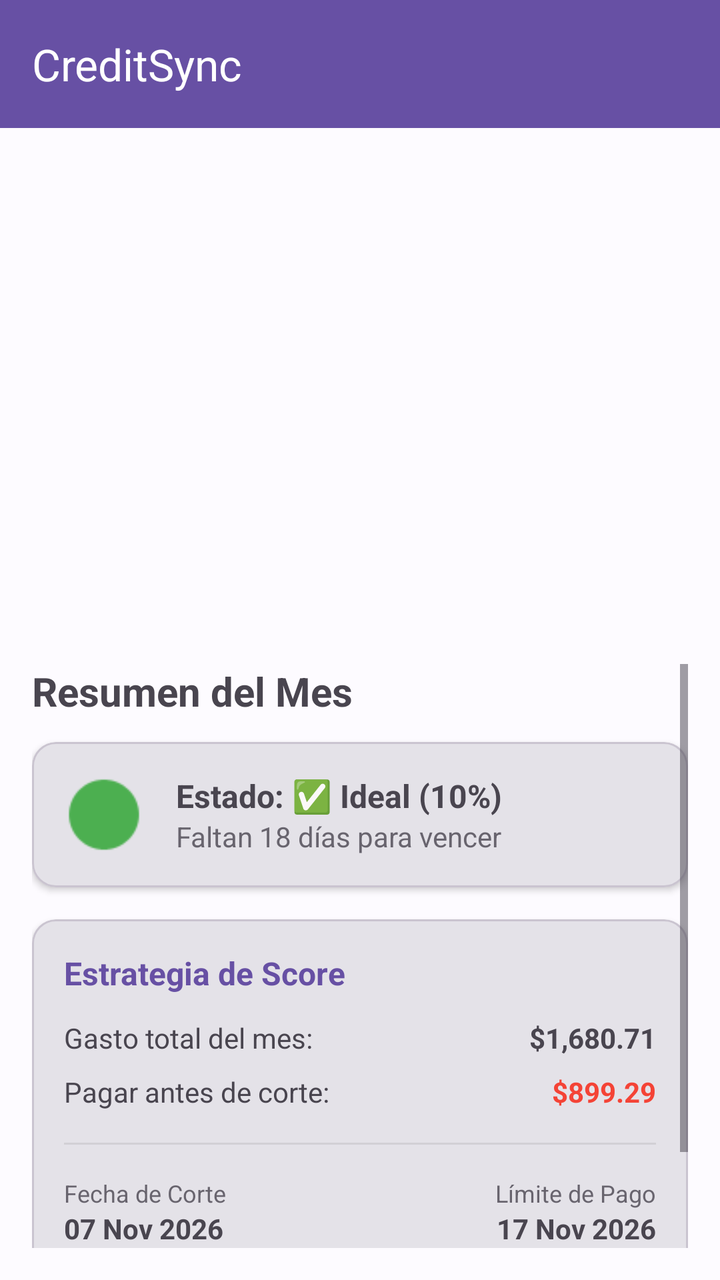
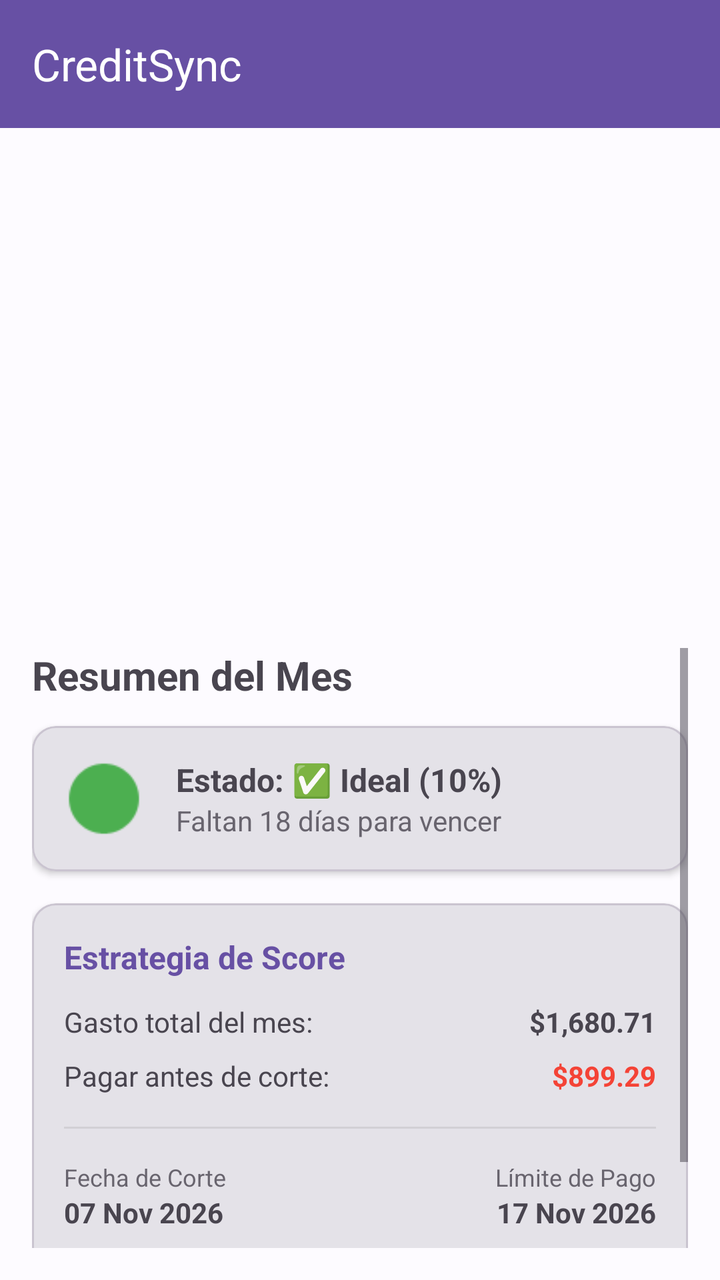

An Android layout rendered at two revisions. The XML below is the earlier revision; the diff shows what the commit changed to produce the second picture.
<!-- AndroidManifest.xml: application theme Theme.CreditSync -->
<!-- res/layout/activity_main.xml -->
<?xml version="1.0" encoding="utf-8"?>
<androidx.drawerlayout.widget.DrawerLayout
    xmlns:android="http://schemas.android.com/apk/res/android"
    xmlns:app="http://schemas.android.com/apk/res-auto"
    xmlns:tools="http://schemas.android.com/tools"
    android:id="@+id/drawer_layout"
    android:layout_width="match_parent"
    android:layout_height="match_parent"
    tools:context=".MainActivity">

    
    <LinearLayout
        android:layout_width="match_parent"
        android:layout_height="match_parent"
        android:orientation="vertical">

        
        <com.google.android.material.appbar.MaterialToolbar
            android:id="@+id/topAppBar"
            android:layout_width="match_parent"
            android:layout_height="?attr/actionBarSize"
            android:background="?attr/colorPrimary"
            app:titleTextColor="?attr/colorOnPrimary"
            app:title="CreditSync" />

        
        <androidx.viewpager2.widget.ViewPager2
            android:id="@+id/vpTarjetas"
            android:layout_width="match_parent"
            android:layout_height="220dp"
            android:layout_marginTop="16dp"
            android:layout_marginBottom="16dp"
            android:clipToPadding="false"
            android:clipChildren="false"
            android:paddingStart="40dp"
            android:paddingEnd="40dp" />

        
        <ScrollView
            android:layout_width="match_parent"
            android:layout_height="0dp"
            android:layout_weight="1"
            android:padding="16dp">

            <LinearLayout
                android:layout_width="match_parent"
                android:layout_height="wrap_content"
                android:orientation="vertical">

                <TextView
                    android:id="@+id/tvResumenTitulo"
                    android:layout_width="wrap_content"
                    android:layout_height="wrap_content"
                    android:text="Resumen del Mes"
                    android:textSize="20sp"
                    android:textStyle="bold"
                    android:layout_marginBottom="12dp" />

                
                <com.google.android.material.card.MaterialCardView
                    android:layout_width="match_parent"
                    android:layout_height="wrap_content"
                    android:layout_marginBottom="16dp"
                    app:cardElevation="2dp"
                    app:cardCornerRadius="12dp">

                    <LinearLayout
                        android:layout_width="match_parent"
                        android:layout_height="wrap_content"
                        android:orientation="horizontal"
                        android:padding="16dp"
                        android:gravity="center_vertical">

                        
                        <ImageView
                            android:id="@+id/ivSemaforo"
                            android:layout_width="40dp"
                            android:layout_height="40dp"
                            android:src="@android:drawable/presence_online"
                            app:tint="@color/estado_ideal" />

                        <LinearLayout
                            android:layout_width="0dp"
                            android:layout_height="wrap_content"
                            android:layout_weight="1"
                            android:orientation="vertical"
                            android:layout_marginStart="16dp">

                            <TextView
                                android:id="@+id/tvEstadoSemaforo"
                                android:layout_width="wrap_content"
                                android:layout_height="wrap_content"
                                android:text="Estado: ✅ Ideal (10%)"
                                android:textSize="16sp"
                                android:textStyle="bold" />

                            <TextView
                                android:id="@+id/tvAlertaPago"
                                android:layout_width="wrap_content"
                                android:layout_height="wrap_content"
                                android:text="Faltan 18 días para vencer"
                                android:textSize="14sp"
                                android:alpha="0.8" />
                        </LinearLayout>
                    </LinearLayout>
                </com.google.android.material.card.MaterialCardView>

                
                <com.google.android.material.card.MaterialCardView
                    android:layout_width="match_parent"
                    android:layout_height="wrap_content"
                    app:cardElevation="2dp"
                    app:cardCornerRadius="12dp">

                    <LinearLayout
                        android:layout_width="match_parent"
                        android:layout_height="wrap_content"
                        android:orientation="vertical"
                        android:padding="16dp">

                        <TextView
                            android:layout_width="wrap_content"
                            android:layout_height="wrap_content"
                            android:text="Estrategia de Score"
                            android:textStyle="bold"
                            android:textSize="16sp"
                            android:textColor="?attr/colorPrimary" />

                        
                        <LinearLayout
                            android:layout_width="match_parent"
                            android:layout_height="wrap_content"
                            android:orientation="horizontal"
                            android:layout_marginTop="12dp">
                            <TextView
                                android:layout_width="0dp"
                                android:layout_height="wrap_content"
                                android:layout_weight="1"
                                android:text="Gasto total del mes:" />
                            <TextView
                                android:id="@+id/tvGastoTotal"
                                android:layout_width="wrap_content"
                                android:layout_height="wrap_content"
                                android:text="$1,680.71"
                                android:textStyle="bold" />
                        </LinearLayout>

                        <LinearLayout
                            android:layout_width="match_parent"
                            android:layout_height="wrap_content"
                            android:orientation="horizontal"
                            android:layout_marginTop="8dp">
                            <TextView
                                android:layout_width="0dp"
                                android:layout_height="wrap_content"
                                android:layout_weight="1"
                                android:text="Pagar antes de corte:" />
                            <TextView
                                android:id="@+id/tvPagoAntesCorte"
                                android:layout_width="wrap_content"
                                android:layout_height="wrap_content"
                                android:text="$899.29"
                                android:textColor="@color/estado_peligro"
                                android:textStyle="bold" />
                        </LinearLayout>

                        
                        <View
                            android:layout_width="match_parent"
                            android:layout_height="1dp"
                            android:background="#33888888"
                            android:layout_marginTop="16dp"
                            android:layout_marginBottom="16dp" />

                        
                        <LinearLayout
                            android:layout_width="match_parent"
                            android:layout_height="wrap_content"
                            android:orientation="horizontal">

                            <LinearLayout
                                android:layout_width="0dp"
                                android:layout_height="wrap_content"
                                android:layout_weight="1"
                                android:orientation="vertical">
                                <TextView
                                    android:layout_width="wrap_content"
                                    android:layout_height="wrap_content"
                                    android:text="Fecha de Corte"
                                    android:textSize="12sp"
                                    android:alpha="0.8" />
                                <TextView
                                    android:id="@+id/tvFechaCorte"
                                    android:layout_width="wrap_content"
                                    android:layout_height="wrap_content"
                                    android:text="07 Nov 2026"
                                    android:textStyle="bold" />
                            </LinearLayout>

                            <LinearLayout
                                android:layout_width="0dp"
                                android:layout_height="wrap_content"
                                android:layout_weight="1"
                                android:orientation="vertical"
                                android:gravity="end">
                                <TextView
                                    android:layout_width="wrap_content"
                                    android:layout_height="wrap_content"
                                    android:text="Límite de Pago"
                                    android:textSize="12sp"
                                    android:alpha="0.8" />
                                <TextView
                                    android:id="@+id/tvFechaLimite"
                                    android:layout_width="wrap_content"
                                    android:layout_height="wrap_content"
                                    android:text="17 Nov 2026"
                                    android:textStyle="bold" />
                            </LinearLayout>
                        </LinearLayout>

                        
                        <com.google.android.material.button.MaterialButton
                            android:id="@+id/btnPagar"
                            android:layout_width="match_parent"
                            android:layout_height="wrap_content"
                            android:layout_marginTop="16dp"
                            android:text="Registrar Abono"
                            app:cornerRadius="8dp" />

                    </LinearLayout>
                </com.google.android.material.card.MaterialCardView>
            </LinearLayout>
        </ScrollView>
    </LinearLayout>

    
    <com.google.android.material.navigation.NavigationView
        android:id="@+id/navigation_view"
        android:layout_width="wrap_content"
        android:layout_height="match_parent"
        android:layout_gravity="start"
        app:menu="@menu/drawer_menu" />

</androidx.drawerlayout.widget.DrawerLayout>
<!-- resources referenced by this layout -->
<resources>
  <color name="estado_ideal">#4CAF50</color>
  <color name="estado_peligro">#F44336</color>
  <style name="Theme.CreditSync" parent="Base.Theme.CreditSync" />
  <style name="Base.Theme.CreditSync" parent="Theme.Material3.DayNight.NoActionBar">
          
          <item name="colorPrimary">@color/md_theme_light_primary</item>
          <item name="colorOnPrimary">@color/md_theme_light_onPrimary</item>
          
          <item name="android:colorBackground">@color/md_theme_light_background</item>
          <item name="colorSurface">@color/md_theme_light_surface</item>
      </style>
  <color name="md_theme_light_primary">#6750A4</color>
  <color name="md_theme_light_onPrimary">#FFFFFF</color>
  <color name="md_theme_light_background">#FDFBFF</color>
  <color name="md_theme_light_surface">#EEEEEE</color>
</resources>

<!-- the commit's change to res/layout/activity_main.xml (unified diff, before → after) -->
@@ -8,7 +8,6 @@
     android:layout_height="match_parent"
     tools:context=".MainActivity">
 
-    
     <LinearLayout
         android:layout_width="match_parent"
         android:layout_height="match_parent"
@@ -21,15 +20,16 @@
             android:layout_height="?attr/actionBarSize"
             android:background="?attr/colorPrimary"
             app:titleTextColor="?attr/colorOnPrimary"
+            app:navigationIconTint="?attr/colorOnPrimary"
             app:title="CreditSync" />
 
+        
         
         <androidx.viewpager2.widget.ViewPager2
             android:id="@+id/vpTarjetas"
             android:layout_width="match_parent"
             android:layout_height="220dp"
-            android:layout_marginTop="16dp"
-            android:layout_marginBottom="16dp"
+            android:layout_marginTop="24dp"
             android:clipToPadding="false"
             android:clipChildren="false"
             android:paddingStart="40dp"
